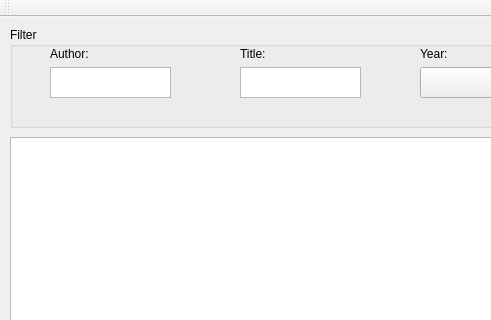
First picture: the form in mainwindow.ui, repository Krecios/EGUI_Project_Liblary_Interface, before the edit; both pictures show x 0 to 491 and y 0 to 320 of the 938 by 619 pixel window.
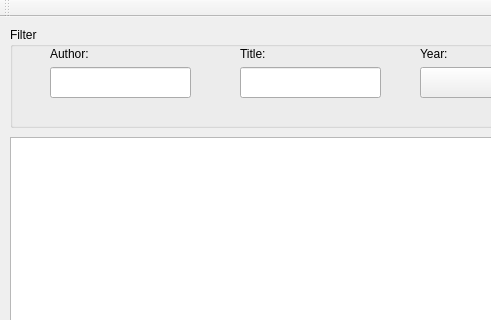
Second picture: the form after the edit.

Diff of the .ui file:
```diff
--- a/mainwindow.ui
+++ b/mainwindow.ui
@@ -75,26 +75,6 @@
     <property name="title">
      <string>Filter</string>
     </property>
-    <widget class="QTextEdit" name="textEdit_2">
-     <property name="geometry">
-      <rect>
-       <x>40</x>
-       <y>40</y>
-       <width>121</width>
-       <height>31</height>
-      </rect>
-     </property>
-    </widget>
-    <widget class="QTextEdit" name="textEdit">
-     <property name="geometry">
-      <rect>
-       <x>230</x>
-       <y>40</y>
-       <width>121</width>
-       <height>31</height>
-      </rect>
-     </property>
-    </widget>
     <widget class="QComboBox" name="comboBox">
      <property name="geometry">
       <rect>
@@ -170,6 +150,26 @@
       <string>Year:</string>
      </property>
     </widget>
+    <widget class="QLineEdit" name="lineEdit">
+     <property name="geometry">
+      <rect>
+       <x>40</x>
+       <y>40</y>
+       <width>141</width>
+       <height>31</height>
+      </rect>
+     </property>
+    </widget>
+    <widget class="QLineEdit" name="lineEdit_2">
+     <property name="geometry">
+      <rect>
+       <x>230</x>
+       <y>40</y>
+       <width>141</width>
+       <height>31</height>
+      </rect>
+     </property>
+    </widget>
    </widget>
   </widget>
   <widget class="QMenuBar" name="menuBar">
```
Left out of the diff: 32 changed lines with no effect on the pictures.
